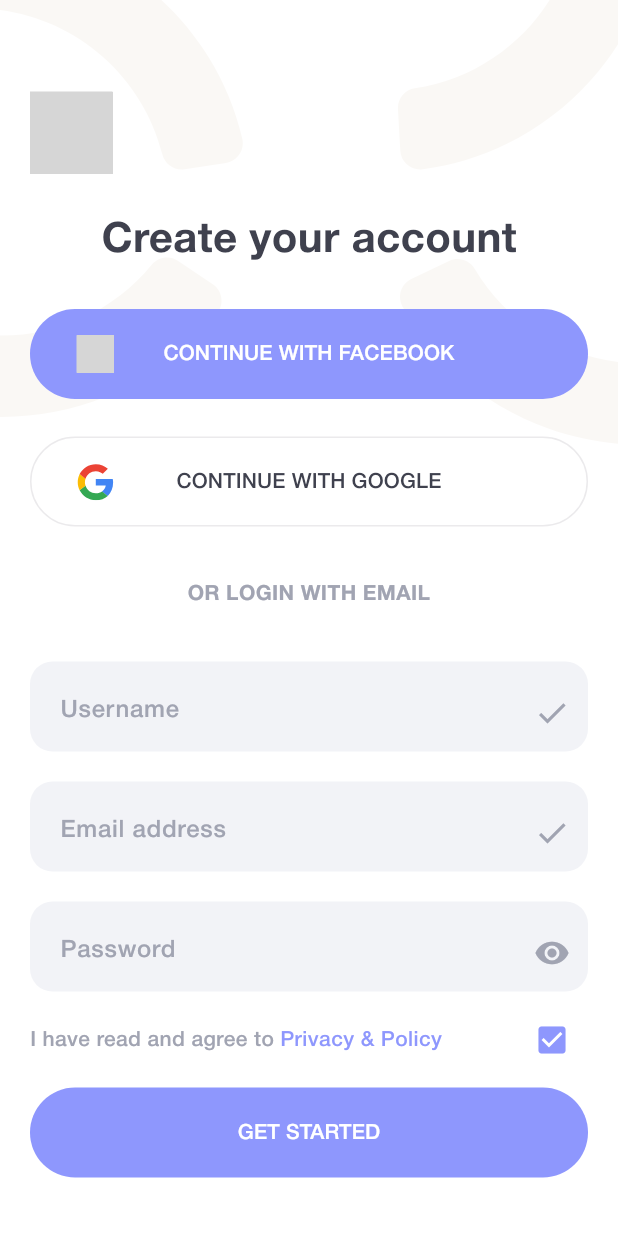
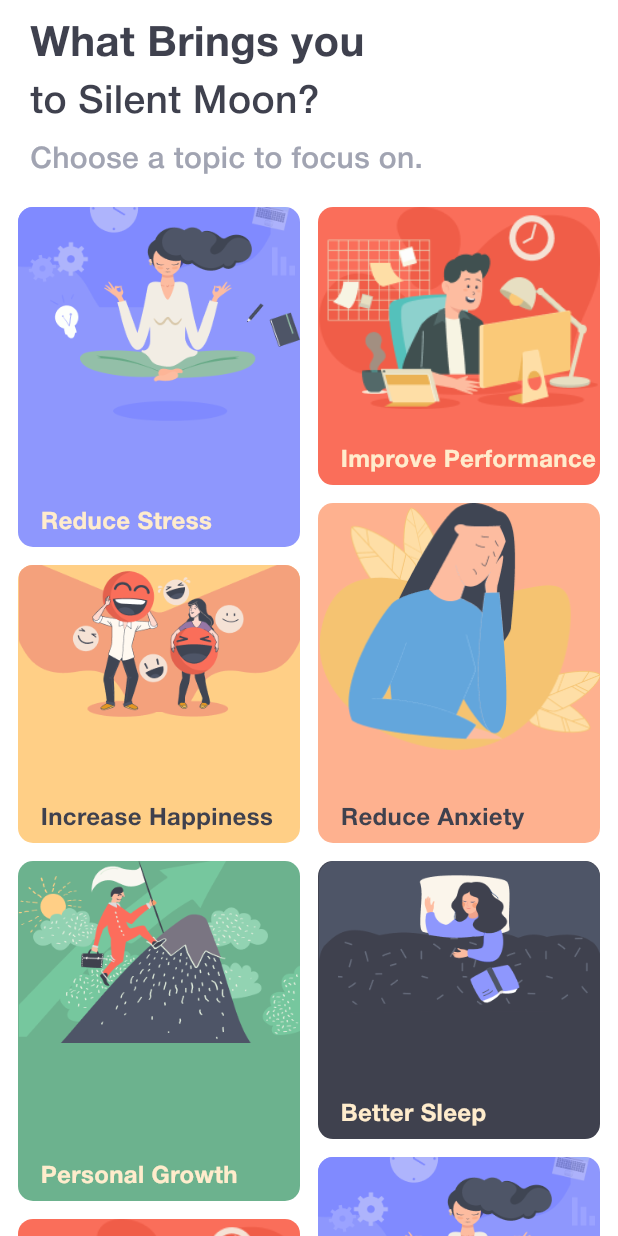
Before and after one commit to soltani-ard/Meditation-UI, a Flutter app: the RegisterScreen screen opened directly, after a tap on the "check box outline blank" icon, after a tap on "GET STARTED", on a phone screen of 412 x 824 dp. Run offline on Flutter 3.47's test engine with Material 3 defaults, Android fonts, the phone set to English and light mode, and no system bars; our stand-ins replace flutter_svg; grey boxes are pictures that could not be loaded.

Commit message:
Added Choose Topic Screen UI

```diff
--- /dev/null
+++ b/lib/screens/home/choose_topic_screen.dart
@@ -0,0 +1,208 @@
+import 'package:flutter/material.dart';
+import 'package:flutter_staggered_grid_view/flutter_staggered_grid_view.dart';
+import 'package:meditation_ui/utils/constants/colors.dart';
+import 'package:meditation_ui/utils/constants/strings.dart';
+import 'package:meditation_ui/utils/extensions/extensions.dart';
+
+class ChooseTopicScreen extends StatelessWidget {
+  ChooseTopicScreen({super.key});
+
+  final List dataArr = [
+    {
+      "image": "assets/images/choose_topic/c1.png",
+      "title": "Reduce Stress",
+      "color": "8E97FD",
+      "text_color": "FFECCC",
+    },
+    {
+      "image": "assets/images/choose_topic/c2.png",
+      "title": "Improve Performanc"
+          "e",
+      "color": "FA6E5A",
+      "text_color": "FFECCC",
+    },
+    {
+      "image": "assets/images/choose_topic/c3.png",
+      "title": "Reduce Anxiety",
+      "color": "FEB18F",
+      "text_color": "3F414E",
+    },
+    {
+      "image": "assets/images/choose_topic/c4.png",
+      "title": "Increase Happiness",
+      "color": "FFCF86",
+      "text_color": "3F414E",
+    },
+    {
+      "image": "assets/images/choose_topic/c5.png",
+      "title": "Personal Growth",
+      "color": "6CB28E",
+      "text_color": "FFECCC",
+    },
+    {
+      "image": "assets/images/choose_topic/c6.png",
+      "title": "Better Sleep",
+      "color": "3F414E",
+      "text_color": "FFECCC",
+    },
+    {
+      "image": "assets/images/choose_topic/c1.png",
+      "title": "Reduce Stress",
+      "color": "8E97FD",
+      "text_color": "FFECCC",
+    },
+    {
+      "image": "assets/images/choose_topic/c2.png",
+      "title": "Improve Performanc"
+          "e",
+      "color": "FA6E5A",
+      "text_color": "FFECCC",
+    },
+    {
+      "image": "assets/images/choose_topic/c3.png",
+      "title": "Reduce Anxiety",
+      "color": "FEB18F",
+      "text_color": "3F414E",
+    },
+    {
+      "image": "assets/images/choose_topic/c4.png",
+      "title": "Increase Happiness",
+      "color": "FFCF86",
+      "text_color": "3F414E",
+    },
+    {
+      "image": "assets/images/choose_topic/c5.png",
+      "title": "Personal Growth",
+      "color": "6CB28E",
+      "text_color": "FFECCC",
+    },
+    {
+      "image": "assets/images/choose_topic/c6.png",
+      "title": "Better Sleep",
+      "color": "3F414E",
+      "text_color": "FFECCC",
+    }
+  ];
+
+  @override
+  Widget build(BuildContext context) {
+    return Scaffold(
+      body: Column(
+        crossAxisAlignment: CrossAxisAlignment.start,
+        children: [
+          SafeArea(
+              bottom: false,
+              child: Column(
+                children: [
+                  Padding(
+                    padding: const EdgeInsets.only(top: 10.0, left: 20),
+                    child: Row(
+                      children: [
+                        Expanded(
+                            child: Text(
+                          TTexts.headingChooseTopic,
+                          style: TextStyle(
+                              color: TColors.primaryText,
+                              fontSize: 28,
+                              fontWeight: FontWeight.w700),
+                        )),
+                      ],
+                    ),
+                  ),
+                  Padding(
+                    padding: const EdgeInsets.only(left: 20.0, bottom: 5),
+                    child: Row(
+                      children: [
+                        Expanded(
+                            child: Text(
+                          TTexts.titleChooseTopic,
+                          style: TextStyle(
+                              color: TColors.primaryText, fontSize: 26),
+                        )),
+                      ],
+                    ),
+                  ),
+                  Padding(
+                    padding: const EdgeInsets.only(left: 20.0, bottom: 5),
+                    child: Row(
+                      children: [
+                        Expanded(
+                            child: Text(
+                          TTexts.subTitleChooseTopic,
+                          style: TextStyle(
+                              color: TColors.secondaryText, fontSize: 20),
+                        )),
+                      ],
+                    ),
+                  ),
+                ],
+              )),
+          Expanded(
+              child: MasonryGridView.count(
+            padding: const EdgeInsets.symmetric(horizontal: 12, vertical: 12),
+            crossAxisCount: 2,
+            mainAxisSpacing: 12,
+            crossAxisSpacing: 12,
+            itemCount: 10,
+            itemBuilder: (context, index) {
+              var height = index % 4 == 0 || index % 4 == 2
+                  ? context.width * 0.55
+                  : context.width * 0.45;
+              var cObj = dataArr[index];
+              return Container(
+                height: height,
+                alignment: Alignment.center,
+                decoration: BoxDecoration(
+                  color: HexColor.fromHex(cObj["color"]),
+                  borderRadius: BorderRadius.circular(10),
+                ),
+                child: ClipRRect(
+                  borderRadius: const BorderRadius.only(
+                      topLeft: Radius.circular(10),
+                      topRight: Radius.circular(10)),
+                  //BorderRadius.circular(10),
+                  child: Stack(
+                    alignment: Alignment.topCenter,
+                    children: [
+                      Image.asset(
+                        cObj['image'],
+                        fit: BoxFit.fitWidth,
+                        width: double.maxFinite,
+                      ),
+                      Padding(
+                        padding: const EdgeInsets.only(
+                            top: 20.0, left: 15, bottom: 5),
+                        child: Row(
+                          children: [
+                            Expanded(
+                              child: Column(
+                                crossAxisAlignment: CrossAxisAlignment.start,
+                                mainAxisAlignment: MainAxisAlignment.end,
+                                mainAxisSize: MainAxisSize.max,
+                                children: [
+                                  Text(
+                                    cObj['title'],
+                                    maxLines: 2,
+                                    style: TextStyle(
+                                        color: HexColor.fromHex(
+                                            cObj['text_color']),
+                                        fontSize: 16,
+                                        fontWeight: FontWeight.w700),
+                                  ),
+                                ],
+                              ),
+                            ),
+                          ],
+                        ),
+                      )
+                    ],
+                  ),
+                ),
+              );
+            },
+          )),
+        ],
+      ),
+    );
+  }
+}
--- a/lib/screens/login/login_screen.dart
+++ b/lib/screens/login/login_screen.dart
@@ -2,6 +2,7 @@
 import 'package:flutter_svg/flutter_svg.dart';
 import 'package:meditation_ui/common/widgets/rounded_button.dart';
 import 'package:meditation_ui/common/widgets/rounded_text_field.dart';
+import 'package:meditation_ui/screens/home/choose_topic_screen.dart';
 import 'package:meditation_ui/screens/login/register_screen.dart';
 import 'package:meditation_ui/utils/constants/colors.dart';
 import 'package:meditation_ui/utils/constants/image_strings.dart';
@@ -160,7 +161,7 @@
               const SizedBox(height: 20,),
               const RoundedTextField(hintText: TTexts.enterYourPassword, obscureText: true),
               const SizedBox(height: 20,),
-              RoundedButton(title: TTexts.login, onPressed: () {}),
+              RoundedButton(title: TTexts.login, onPressed: () {context.push(ChooseTopicScreen());}),
               TextButton(onPressed: (){}, child: Text(
                 TTexts.forgotPassword,
                 textAlign: TextAlign.center,
--- a/lib/screens/login/register_screen.dart
+++ b/lib/screens/login/register_screen.dart
@@ -2,6 +2,7 @@
 import 'package:flutter_svg/flutter_svg.dart';
 import 'package:meditation_ui/common/widgets/rounded_button.dart';
 import 'package:meditation_ui/common/widgets/rounded_text_field.dart';
+import 'package:meditation_ui/screens/home/choose_topic_screen.dart';
 import 'package:meditation_ui/utils/constants/colors.dart';
 import 'package:meditation_ui/utils/constants/image_strings.dart';
 import 'package:meditation_ui/utils/constants/strings.dart';
@@ -214,7 +215,7 @@
               const SizedBox(
                 height: 8,
               ),
-              RoundedButton(title: TTexts.registerNow, onPressed: () {}),
+              RoundedButton(title: TTexts.registerNow, onPressed: () {context.push(ChooseTopicScreen());}),
             ],
           ),
         ),
--- a/lib/utils/constants/image_strings.dart
+++ b/lib/utils/constants/image_strings.dart
@@ -10,4 +10,13 @@
   static const String loginTopVector = "assets/images/auth/auth_top.svg";
   static const String loginWithFacebook = "assets/images/social_media/facebook.svg";
   static const String loginWithGoogle = "assets/images/social_media/google.svg";
+
+  // -------------------- Choose Topic ---------------------
+  static const String c1 = "assets/images/choose_topic/c1.png";
+  static const String c2 = "assets/images/choose_topic/c2.png";
+  static const String c3 = "assets/images/choose_topic/c3.png";
+  static const String c4 = "assets/images/choose_topic/c4.png";
+  static const String c5 = "assets/images/choose_topic/c5.png";
+  static const String c6 = "assets/images/choose_topic/c6.png";
+
 }
--- a/lib/utils/constants/strings.dart
+++ b/lib/utils/constants/strings.dart
@@ -26,4 +26,10 @@
   static const String iHaveReadAndAgree = 'I have read and agree to';
   static const String privacyAndPolicy = 'Privacy & Policy';
 
+  // ------------------- Choose Topic Screen -------------------
+  static const String headingChooseTopic = 'What Brings you';
+  static const String titleChooseTopic = 'to Silent Moon?';
+  static const String subTitleChooseTopic = 'Choose a topic to focus on.';
+
+
 }
--- a/lib/utils/extensions/extensions.dart
+++ b/lib/utils/extensions/extensions.dart
@@ -16,3 +16,12 @@
     return Navigator.pop(this);
   }
 }
+
+extension HexColor on Color {
+  static Color fromHex(String hexString) {
+    final buffer = StringBuffer();
+    if (hexString.length == 6 || hexString.length == 7) buffer.write('ff');
+    buffer.write(hexString.replaceFirst('#', ''));
+    return Color(int.parse(buffer.toString(), radix: 16));
+  }
+}
--- a/pubspec.yaml
+++ b/pubspec.yaml
@@ -36,6 +36,7 @@
   # Use with the CupertinoIcons class for iOS style icons.
   cupertino_icons: ^1.0.6
   flutter_svg: ^2.0.10+1
+  flutter_staggered_grid_view: ^0.7.0
 
 dev_dependencies:
   flutter_test:
@@ -66,6 +67,7 @@
     - assets/images/general/
     - assets/images/social_media/
     - assets/images/startup/
+    - assets/images/choose_topic/
 
   # An image asset can refer to one or more resolution-specific "variants", see
   # https://flutter.dev/assets-and-images/#resolution-aware
```
Also changed, not shown: assets/images/choose_topic/c1.png (added), assets/images/choose_topic/c2.png (added), assets/images/choose_topic/c3.png (added), assets/images/choose_topic/c4.png (added), assets/images/choose_topic/c5.png (added), assets/images/choose_topic/c6.png (added), pubspec.lock.
